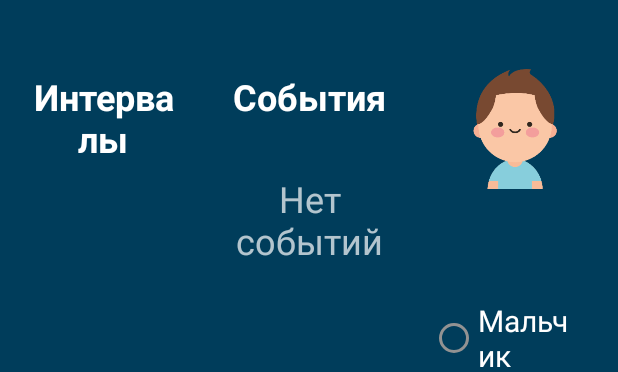
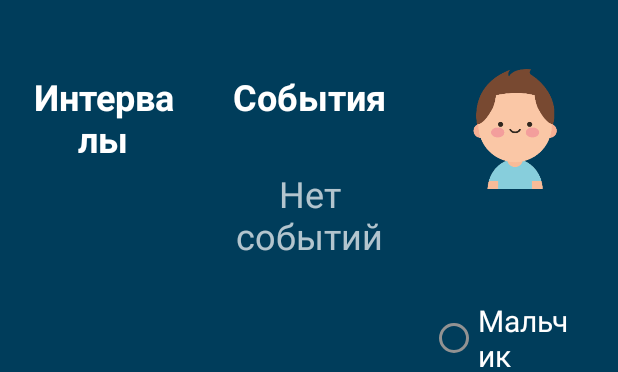
Before and after one commit to phoenix-worker/kidsWatch, an Android app: the layout fragment_settings.xml on its own in the app's theme, with its tools: preview values and no code run, on a phone screen of 412 x 824 dp. Shown: the top 372 px of the screen. Run offline under Robolectric (Android 15) with nearby library versions, the phone set to English and light mode, and no system bars.

Commit message:
Рефакторинг ресурсов

```diff
--- a/app/src/main/res/drawable/rv_item_background.xml
+++ b/app/src/main/res/drawable/rv_item_background.xml
@@ -1,17 +1,17 @@
 <?xml version="1.0" encoding="utf-8"?>
 <ripple xmlns:android="http://schemas.android.com/apk/res/android"
-    android:color="#1A000000">
+    android:color="@color/lightRipple">
 
     <item android:id="@android:id/mask">
         <shape android:shape="rectangle">
-            <corners android:radius="8dp" />
+            <corners android:radius="@dimen/itemCornersRadius" />
             <solid android:color="@color/rvItemBackground" />
         </shape>
     </item>
 
     <item>
         <shape android:shape="rectangle">
-            <corners android:radius="8dp" />
+            <corners android:radius="@dimen/itemCornersRadius" />
             <solid android:color="@color/rvItemBackground" />
         </shape>
     </item>
--- a/app/src/main/res/layout/dialog_add_event.xml
+++ b/app/src/main/res/layout/dialog_add_event.xml
@@ -9,7 +9,7 @@
     <TimePicker
         android:id="@+id/timePicker"
         style="@style/TimePicker"
-        android:layout_width="500dp"
+        android:layout_width="@dimen/timePickerWidth"
         android:layout_height="wrap_content"
         android:timePickerMode="clock"
         app:layout_constraintStart_toStartOf="parent"
--- a/app/src/main/res/layout/fragment_main.xml
+++ b/app/src/main/res/layout/fragment_main.xml
@@ -11,6 +11,7 @@
         app:layout_constraintEnd_toStartOf="@id/watch"
         app:layout_constraintStart_toStartOf="parent" />
 
+    <!-- Динамический размер -->
     <ru.phoenix.kidswatch.custom.AnalogWatchView
         android:id="@+id/watch"
         android:layout_width="150dp"
@@ -18,6 +19,7 @@
         app:layout_constraintEnd_toEndOf="parent"
         app:layout_constraintTop_toTopOf="parent" />
 
+    <!-- Динамический размер -->
     <CalendarView
         android:id="@+id/calendar"
         style="@style/Calendar"
--- a/app/src/main/res/layout/fragment_settings.xml
+++ b/app/src/main/res/layout/fragment_settings.xml
@@ -54,7 +54,8 @@
     <TextView
         android:id="@+id/eventsEmptyView"
         android:layout_width="0dp"
-        android:layout_height="100dp"
+        android:layout_height="wrap_content"
+        android:layout_marginTop="@dimen/normalMargin"
         android:gravity="center"
         android:text="@string/noEventsHint"
         android:textColor="@color/textColorHint"
--- a/app/src/main/res/layout/rv_event.xml
+++ b/app/src/main/res/layout/rv_event.xml
@@ -23,7 +23,7 @@
         android:layout_height="wrap_content"
         android:layout_margin="@dimen/normalMargin"
         android:textColor="@color/white"
-        android:textSize="26sp"
+        android:textSize="@dimen/eventTimeTextSize"
         android:textStyle="bold"
         app:layout_constraintBottom_toBottomOf="parent"
         app:layout_constraintStart_toEndOf="@id/icon"
--- a/app/src/main/res/layout/rv_interval.xml
+++ b/app/src/main/res/layout/rv_interval.xml
@@ -4,7 +4,7 @@
     android:layout_width="match_parent"
     android:layout_height="wrap_content"
     android:background="@drawable/rv_item_background"
-    android:minHeight="100dp">
+    android:minHeight="@dimen/intervalMinHeight">
 
     <TextView
         android:id="@+id/title"
--- a/app/src/main/res/values/dimens.xml
+++ b/app/src/main/res/values/dimens.xml
@@ -17,4 +17,8 @@
     <dimen name="intervalTextSize">26sp</dimen>
     <dimen name="emptyViewTextSize">16sp</dimen>
     <dimen name="calendarTextSize">16sp</dimen>
+    <dimen name="eventTimeTextSize">26sp</dimen>
+    <dimen name="itemCornersRadius">8dp</dimen>
+    <dimen name="intervalMinHeight">100dp</dimen>
+    <dimen name="timePickerWidth">500dp</dimen>
 </resources>
```
